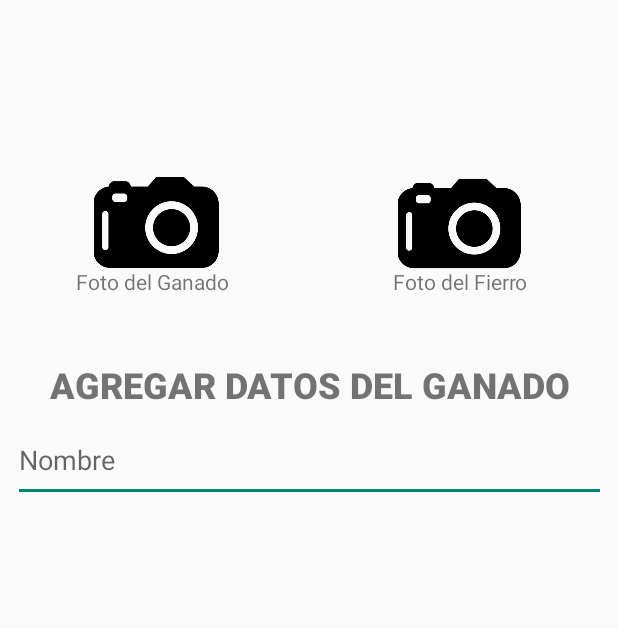
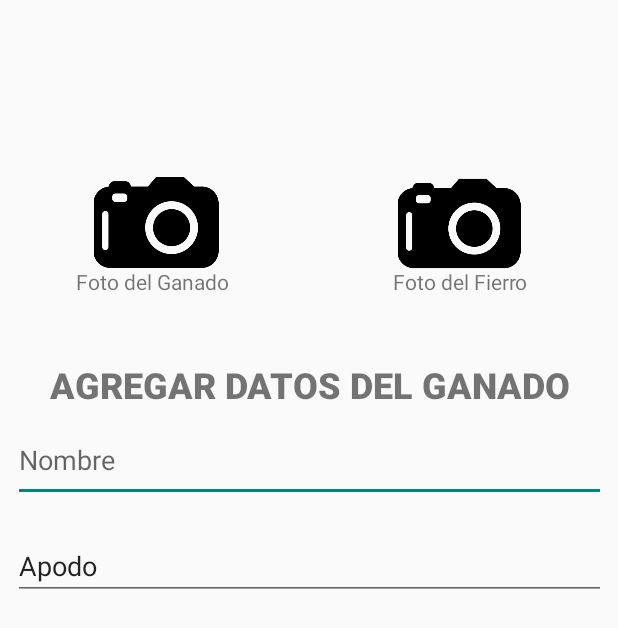
Before and after one commit to Osckar07/Registro_Ganadero, an Android app: the layout activity_registro_ganado.xml on its own in the app's theme, with its tools: preview values and no code run, on a phone screen of 412 x 824 dp. Shown: the top 628 px of the screen. Run offline under Robolectric (Android 15) with nearby library versions, the phone set to English and light mode, and no system bars.

```diff
--- a/app/src/main/java/com/example/registro_ganadero/MainActivity.kt
+++ b/app/src/main/java/com/example/registro_ganadero/MainActivity.kt
@@ -59,4 +59,5 @@ class MainActivity : AppCompatActivity() {
         startActivity(Intent(this, Registo::class.java))
     }
 
+
     }
--- a/app/src/main/java/com/example/registro_ganadero/RegistroGanado.kt
+++ b/app/src/main/java/com/example/registro_ganadero/RegistroGanado.kt
@@ -3,7 +3,6 @@ package com.example.registro_ganadero
 import android.content.Intent
 import androidx.appcompat.app.AppCompatActivity
 import android.os.Bundle
-import android.view.View
 
 class RegistroGanado : AppCompatActivity() {
 
--- a/app/src/main/res/layout/activity_registro_ganado.xml
+++ b/app/src/main/res/layout/activity_registro_ganado.xml
@@ -81,6 +81,15 @@
                 android:ems="10"
                 android:id="@+id/editText3"
                 tools:targetApi="o"/>
+        <EditText
+                android:layout_width="match_parent"
+                android:layout_height="wrap_content"
+                android:hint="@string/TxtApodo"
+                android:translationY="60sp"
+                android:inputType="textPersonName"
+                android:text="@string/TxtApodo"
+                android:ems="10"
+                android:id="@+id/editText" android:importantForAutofill="no" tools:targetApi="o"/>
 
     </LinearLayout>
 </androidx.constraintlayout.widget.ConstraintLayout>
--- a/app/src/main/res/values/strings.xml
+++ b/app/src/main/res/values/strings.xml
@@ -30,5 +30,7 @@
     <string name="TxtCorreoRegistro">Correo Eletrónico</string>
     <string name="TxtContraseñaRegistro">Contraseña</string>
     <string name="BtnGuardarRegistro">Guardar</string>
+    <string name="BtnAgg">BotonAg</string>
+    <string name="TxtApodo">Apodo</string>
 
 </resources>
```
Also changed, not shown: app/src/main/res/layout/activity_pantalla_principal.xml (+18 -9 lines).
